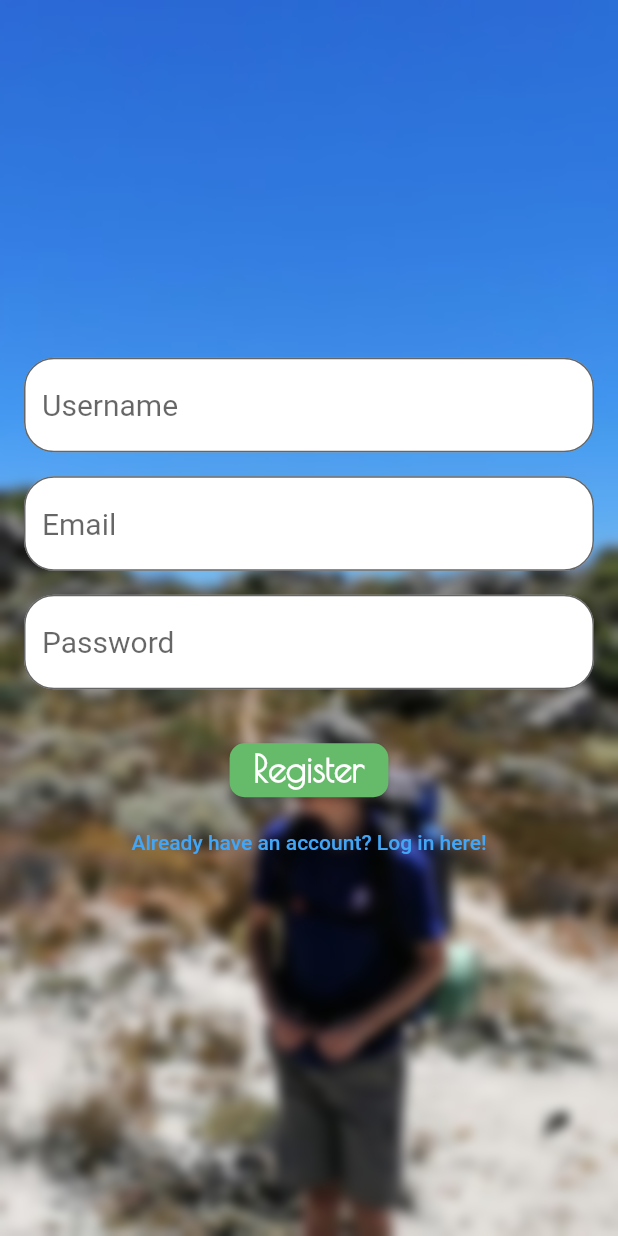
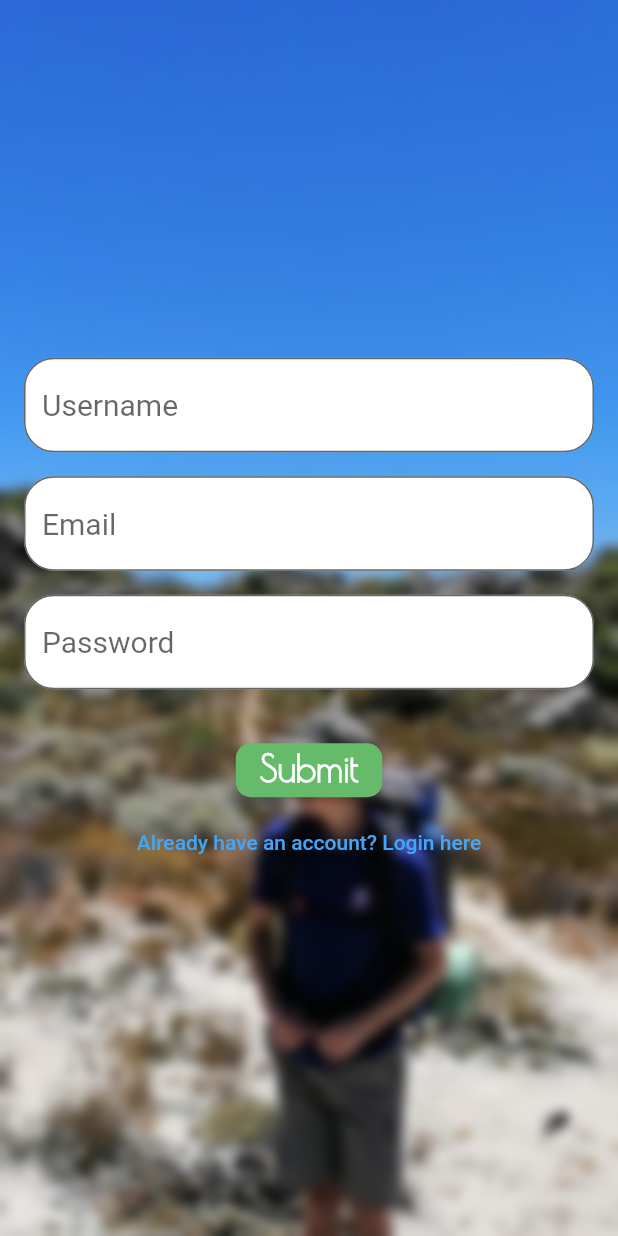
Before and after one commit to TrailBuddies/app, a Flutter app: the screen it shows after launch, after a tap on "Lets Go!", on a phone screen of 412 x 824 dp. Run offline on Flutter 3.47's test engine with Material 2 defaults, Android fonts, the phone set to English and light mode, and no system bars; our stand-ins replace fluttertoast, shared_preferences; missing offline and left inert: maps_launcher, skeleton_loader; network calls fail; Roboto replaces fonts that are missing (Montserrat).

Commit message:
use new register/login page layout
*only for the register page rn

```diff
--- a/lib/pages/register.dart
+++ b/lib/pages/register.dart
@@ -1,47 +1,32 @@
 import 'dart:convert';
 
-import 'package:fluttertoast/fluttertoast.dart';
 import 'package:http/http.dart';
 import 'package:flutter/material.dart';
 import 'package:provider/provider.dart';
 import 'package:shared_preferences/shared_preferences.dart';
-import 'package:trail_buddies/widgets/common/background_image.dart';
 
-import 'package:trail_buddies/widgets/common/button.dart';
-import 'package:trail_buddies/widgets/common/text_input.dart';
 import 'package:trail_buddies/user.dart';
-import 'package:trail_buddies/widgets/common/text_button.dart';
+import 'package:trail_buddies/widgets/login_register_pages/layout.dart';
 
-class RegisterPage extends StatefulWidget {
+class RegisterPage extends StatelessWidget {
   const RegisterPage({Key? key}) : super(key: key);
 
   @override
-  _RegisterPageState createState() => _RegisterPageState();
-}
-
-class _RegisterPageState extends State<RegisterPage> {
-  final username = TextEditingController();
-  final email = TextEditingController();
-  final password = TextEditingController();
-
-  String error = "";
-  late FToast toasts;
-
-  @override
-  void initState() {
-    super.initState();
-    toasts = FToast();
-    toasts.init(context);
-  }
-
-  void login(BuildContext context) async {
-    if (email.text.isEmpty || password.text.isEmpty || username.text.isEmpty) {
+  Widget build(BuildContext context) {
+    return Layout(
+      customButtonText: 'Already have an account? Login here',
+      customButtonPath: '/login',
+      onSubmit: (
+        BuildContext context,
+        String? username,
+        String? email,
+        String? password,
+        void Function(String err) setError,
+      ) async {
+        if (username == null || email == null || password == null) return;
+        if (email.isEmpty || password.isEmpty || username.isEmpty) {
           return setError("Please enter a username, email, and password");
         }
-
-    setState(() {
-      error = "";
-    });
 
         final response = await post(
           Uri.parse('http://10.0.2.2:3000/api/v1/users/register'),
@@ -50,28 +35,15 @@ class _RegisterPageState extends State<RegisterPage> {
           },
           body: jsonEncode({
             'user': {
-          'username': username.text,
-          'email': email.text,
-          'password': password.text,
+              'username': username,
+              'email': email,
+              'password': password,
             }
           }),
-    ).catchError((e) {
-      setState(() {
-        error = 'Unexpected error. Please report this incident';
-      });
-      FlutterError.presentError(
-        FlutterErrorDetails(
-          exception: e,
-          context: ErrorDescription(
-            'post() request .catchError callback. Trying to register with ${username.text} and ${email.text} and ${password.text}',
-          ),
-        ),
         );
-    });
 
         var json = jsonDecode(response.body) as Map<String, dynamic>;
 
-    if (error.isNotEmpty) return;
         if (response.statusCode != 200) {
           setError(json['error']);
         } else {
@@ -89,93 +61,7 @@ class _RegisterPageState extends State<RegisterPage> {
 
           Navigator.pushReplacementNamed(context, '/home');
         }
-  }
-
-  void setError(String err) {
-    setState(() {
-      error = err;
-    });
-    showErrorToast(err);
-  }
-
-  void showErrorToast(String err) {
-    Widget toast = Container(
-        padding:
-            const EdgeInsets.only(top: 5.0, bottom: 5.0, right: 8.0, left: 0.0),
-        decoration: BoxDecoration(
-          borderRadius: BorderRadius.circular(15.0),
-          color: Colors.redAccent,
-          boxShadow: [
-            BoxShadow(
-              color: Colors.grey.shade800,
-              blurRadius: 4.0,
-              spreadRadius: 1.0,
-              offset: const Offset(2.0, 3.0),
-            ),
-          ],
-        ),
-        child: Expanded(
-          child: Row(
-            mainAxisSize: MainAxisSize.min,
-            children: [
-              IconButton(
-                padding: const EdgeInsets.all(0.0),
-                icon: const Icon(Icons.close),
-                onPressed: () {
-                  toasts.removeCustomToast();
       },
-              ),
-              Text(err),
-            ],
-          ),
-        ));
-
-    toasts.showToast(
-      child: toast,
-      gravity: ToastGravity.TOP,
-      toastDuration: const Duration(seconds: 4),
-    );
-  }
-
-  @override
-  void dispose() {
-    email.dispose();
-    password.dispose();
-    super.dispose();
-  }
-
-  @override
-  Widget build(BuildContext context) {
-    return Scaffold(
-      body: BackgroundImage(children: [
-        Container(
-          padding: const EdgeInsets.only(left: 16, right: 16),
-          child: Center(
-            child:
-                Column(mainAxisAlignment: MainAxisAlignment.center, children: [
-              TextInput(hintText: 'Username', controller: username),
-              const SizedBox(height: 16),
-              TextInput(hintText: 'Email', controller: email),
-              const SizedBox(height: 16),
-              TextInput(
-                hintText: 'Password',
-                obscureText: true,
-                controller: password,
-              ),
-              const SizedBox(height: 30),
-              Button(
-                text: 'Register',
-                backgroundColour: Colors.green.shade400,
-                onTap: () => {login(context)},
-              ),
-              CustomTextButton(
-                text: "Already have an account? Log in here!",
-                onTap: () => Navigator.pushNamed(context, '/login'),
-              ),
-            ]),
-          ),
-        ),
-      ]),
     );
   }
 }
```
Lines whose indentation alone changed are shown as unchanged.
